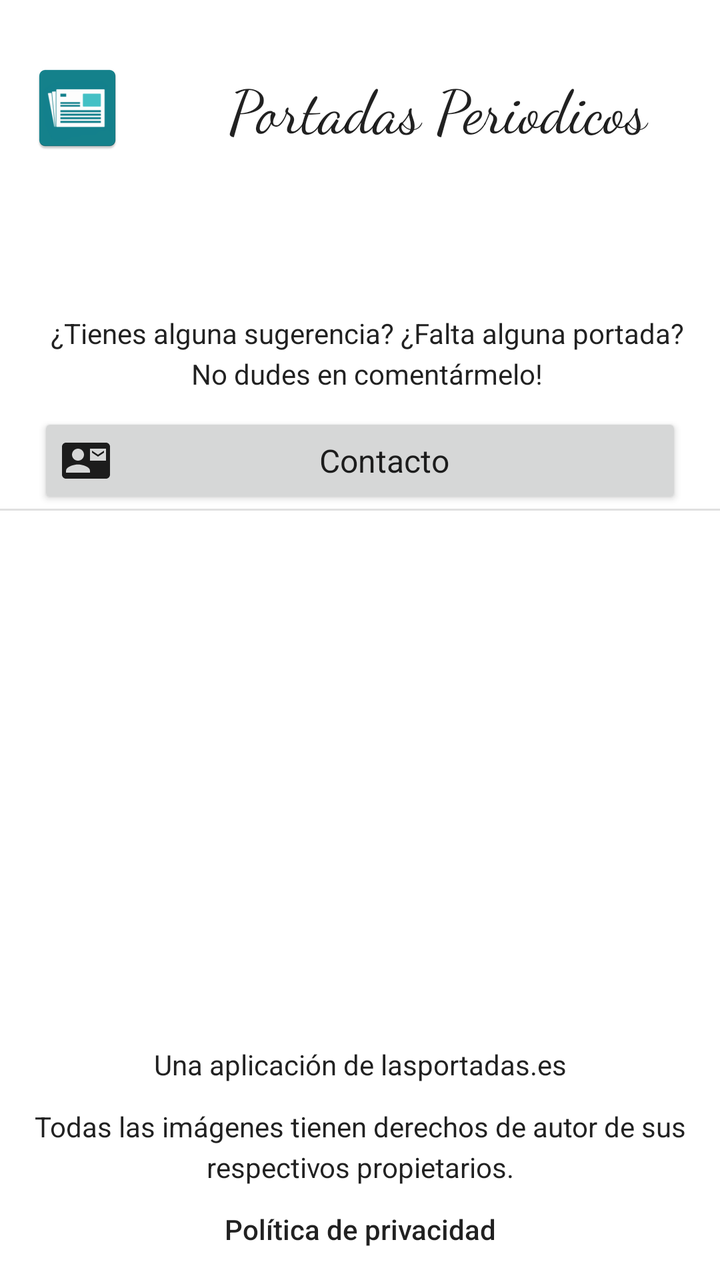
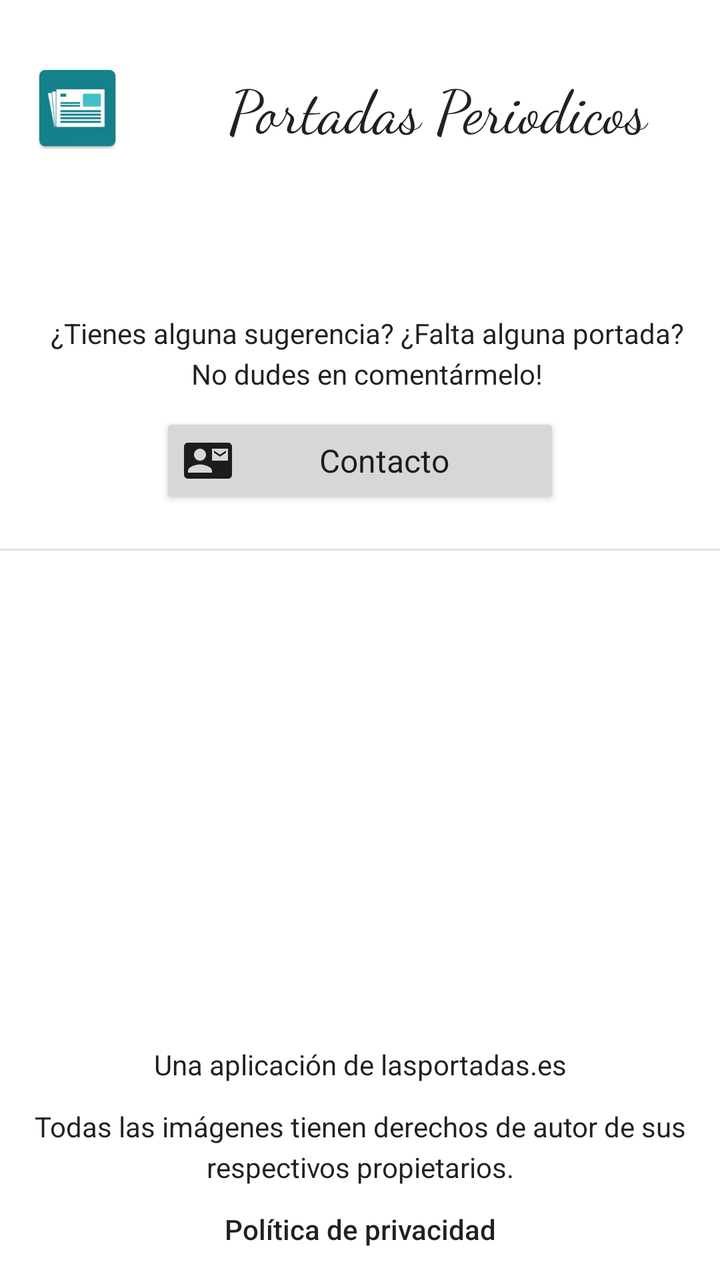

The first picture is an Android layout as it rendered before a commit; the second is the same layout after the commit. The layout source and the unified diff follow.
<!-- AndroidManifest.xml: application theme AppTheme -->
<!-- res/layout/about.xml -->
<?xml version="1.0" encoding="utf-8"?>
<LinearLayout xmlns:android="http://schemas.android.com/apk/res/android"
    xmlns:app="http://schemas.android.com/apk/res-auto"
    xmlns:tools="http://schemas.android.com/tools"
    android:layout_width="match_parent"
    android:layout_height="match_parent"
    android:gravity="center_horizontal"
    android:orientation="vertical">

    <LinearLayout
        android:layout_width="match_parent"
        android:layout_height="wrap_content"
        android:layout_marginTop="30dp"
        android:orientation="horizontal">

        <ImageView
            android:layout_width="wrap_content"
            android:layout_height="wrap_content"
            android:layout_weight="2"
            android:contentDescription="appIcon"
            app:srcCompat="@mipmap/news_icon"
            tools:ignore="HardcodedText" />

        <TextView
            android:layout_width="wrap_content"
            android:layout_height="match_parent"
            android:layout_weight="5"
            android:gravity="center"
            android:text="@string/titleAppAbout"
            android:textAllCaps="false"
            android:textAppearance="@style/ActionBar.nameText" />
    </LinearLayout>

    <TextView
        android:id="@+id/appVersion"
        android:layout_width="match_parent"
        android:layout_height="29dp"
        android:layout_marginTop="20dp"
        android:layout_marginBottom="20dp"
        android:gravity="center_horizontal" />

    <Space
        android:layout_width="match_parent"
        android:layout_height="10dp" />

    <TextView
        android:layout_width="match_parent"
        android:layout_height="wrap_content"
        android:gravity="center_horizontal"
        android:lineSpacingExtra="4sp"
        android:text="@string/about_desc"
        android:textAllCaps="false"
        android:textAppearance="@style/TextAppearance.AppCompat.Body1" />

    <Space
        android:layout_width="match_parent"
        android:layout_height="10dp" />

    <Button
        android:id="@+id/contact"
        style="@style/Widget.AppCompat.Button"
        android:layout_width="322dp"
        android:layout_height="wrap_content"
        android:drawableStart="@drawable/ic_contact_mail_black_24dp"
        android:drawableLeft="@drawable/ic_contact_mail_black_24dp"
        android:text="@string/contact"
        android:textAppearance="@style/TextAppearance.AppCompat.SearchResult.Subtitle" />

    <View
        android:layout_width="match_parent"
        android:layout_height="1dp"
        android:background="?android:attr/listDivider" />

























    <LinearLayout
        android:layout_width="match_parent"
        android:layout_height="match_parent"
        android:gravity="bottom"
        android:orientation="vertical">

        <TextView
            android:id="@+id/appSource"
            android:layout_width="match_parent"
            android:layout_height="wrap_content"
            android:layout_marginLeft="16dp"
            android:layout_marginRight="16dp"
            android:layout_marginBottom="8dp"
            android:gravity="center_horizontal"
            android:lineSpacingExtra="4sp"
            android:text="@string/appSource"
            android:textAllCaps="false"
            android:textAppearance="@style/TextAppearance.AppCompat.Body1" />

        <TextView
            android:layout_width="match_parent"
            android:layout_height="wrap_content"
            android:layout_marginLeft="16dp"
            android:layout_marginTop="4dp"
            android:layout_marginRight="16dp"
            android:layout_marginBottom="8dp"
            android:gravity="center_horizontal"
            android:lineSpacingExtra="4sp"
            android:text="@string/copyright"
            android:textAllCaps="false"
            android:textAppearance="@style/TextAppearance.AppCompat.Body1" />

        <TextView
            android:id="@+id/privacy_policy"
            android:layout_width="match_parent"
            android:layout_height="wrap_content"
            android:layout_marginLeft="16dp"
            android:layout_marginTop="4dp"
            android:layout_marginRight="16dp"
            android:layout_marginBottom="16dp"
            android:autoLink="web"
            android:gravity="center_horizontal"
            android:lineSpacingExtra="4sp"
            android:linksClickable="true"
            android:text="@string/privacy_policy"
            android:textAllCaps="false"
            android:textAppearance="@style/TextAppearance.AppCompat.Body2" />

    </LinearLayout>

</LinearLayout>
<!-- resources referenced by this layout -->
<resources>
  <!-- drawable ic_contact_mail_black_24dp (drawable) -->
  <vector xmlns:android="http://schemas.android.com/apk/res/android"
          android:width="24dp"
          android:height="24dp"
          android:viewportWidth="24.0"
          android:viewportHeight="24.0">
      <path
          android:fillColor="?attr/actionMenuTextColor"
          android:pathData="M21,8L21,7l-3,2 -3,-2v1l3,2 3,-2zM22,3L2,3C0.9,3 0,3.9 0,5v14c0,1.1 0.9,2 2,2h20c1.1,0 1.99,-0.9 1.99,-2L24,5c0,-1.1 -0.9,-2 -2,-2zM8,6c1.66,0 3,1.34 3,3s-1.34,3 -3,3 -3,-1.34 -3,-3 1.34,-3 3,-3zM14,18L2,18v-1c0,-2 4,-3.1 6,-3.1s6,1.1 6,3.1v1zM22,12h-8L14,6h8v6z"/>
  </vector>
  <!-- mipmap news_icon: png bitmap (mipmap-hdpi, 1769 bytes) -->
  <string name="about_desc">\t¿Tienes alguna sugerencia? ¿Falta alguna portada?\n\tNo dudes en comentármelo!</string>
  <string name="appSource">Una aplicación de lasportadas.es</string>
  <string name="contact">Contacto</string>
  <string name="copyright">Todas las imágenes tienen derechos de autor de sus respectivos propietarios.</string>
  <string name="privacy_policy">Política de privacidad</string>
  <string name="titleAppAbout" translatable="false">Portadas Periodicos</string>
  <style name="ActionBar.nameText" parent="TextAppearance.AppCompat.Widget.ActionBar.Title">
          <item name="android:textSize">30sp</item>
          <item name="android:fontFamily">cursive</item>
      </style>
  <style name="AppTheme" parent="Theme.MaterialComponents.Light.Bridge">
          
          <item name="colorPrimary">@color/colorPrimary</item>
          <item name="colorPrimaryDark">@color/colorPrimaryDark</item>
          <item name="colorAccent">@android:color/holo_green_dark</item>
          <item name="materialCalendarStyle">@style/Widget.MaterialComponents.MaterialCalendar</item>
          <item name="materialCalendarFullscreenTheme">@style/ThemeOverlay.MaterialComponents.MaterialCalendar.Fullscreen</item>
          <item name="materialCalendarTheme">@style/ThemeOverlay.MaterialComponents.MaterialCalendar</item>
          <item name="android:windowActionBar">false</item>
          <item name="windowNoTitle">true</item>
          <item name="android:windowAnimationStyle">@style/WindowAnimationTransition</item>
      </style>
  <color name="colorPrimary">#00A391</color>
  <color name="colorPrimaryDark">#4A4A4A</color>
  <style name="WindowAnimationTransition">
          <item name="android:windowEnterAnimation">@android:anim/fade_in</item>
          <item name="android:windowExitAnimation">@android:anim/fade_out</item>
      </style>
</resources>

<!-- the commit's change to res/layout/about.xml (unified diff, before → after) -->
@@ -56,15 +56,18 @@
         android:layout_width="match_parent"
         android:layout_height="10dp" />
 
-    <Button
+    <androidx.appcompat.widget.AppCompatButton
         android:id="@+id/contact"
-        style="@style/Widget.AppCompat.Button"
-        android:layout_width="322dp"
+        android:layout_width="200dp"
         android:layout_height="wrap_content"
         android:drawableStart="@drawable/ic_contact_mail_black_24dp"
         android:drawableLeft="@drawable/ic_contact_mail_black_24dp"
         android:text="@string/contact"
         android:textAppearance="@style/TextAppearance.AppCompat.SearchResult.Subtitle" />
+
+    <Space
+        android:layout_width="match_parent"
+        android:layout_height="20dp" />
 
     <View
         android:layout_width="match_parent"
@@ -100,6 +103,10 @@
         android:layout_height="match_parent"
         android:gravity="bottom"
         android:orientation="vertical">
+
+        <Space
+            android:layout_width="match_parent"
+            android:layout_height="20dp" />
 
         <TextView
             android:id="@+id/appSource"
